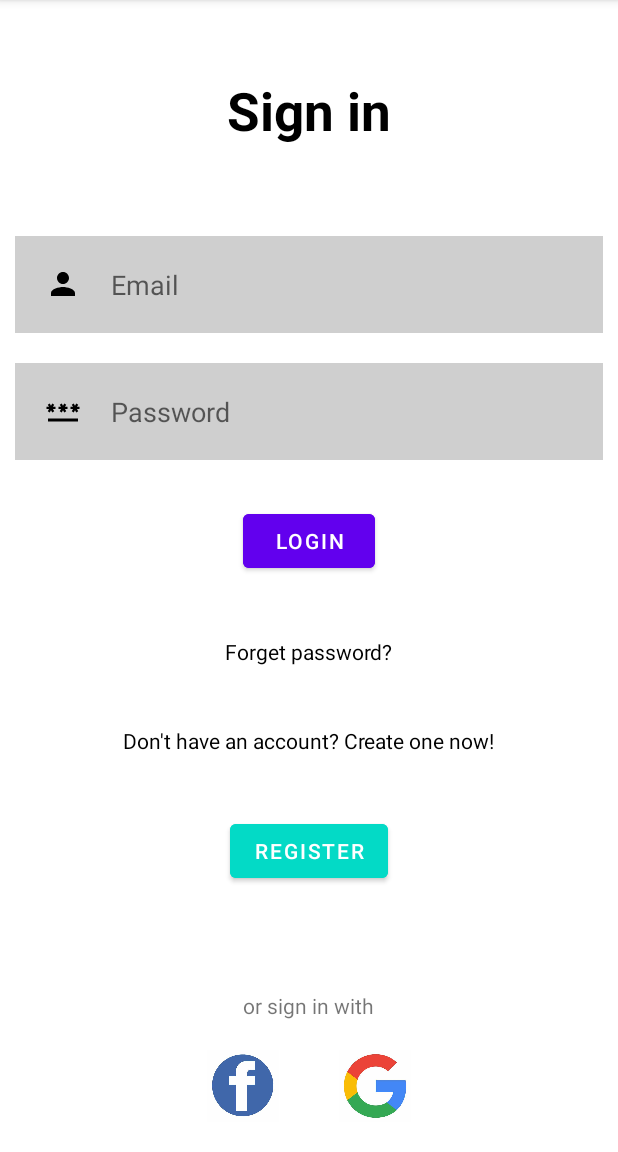
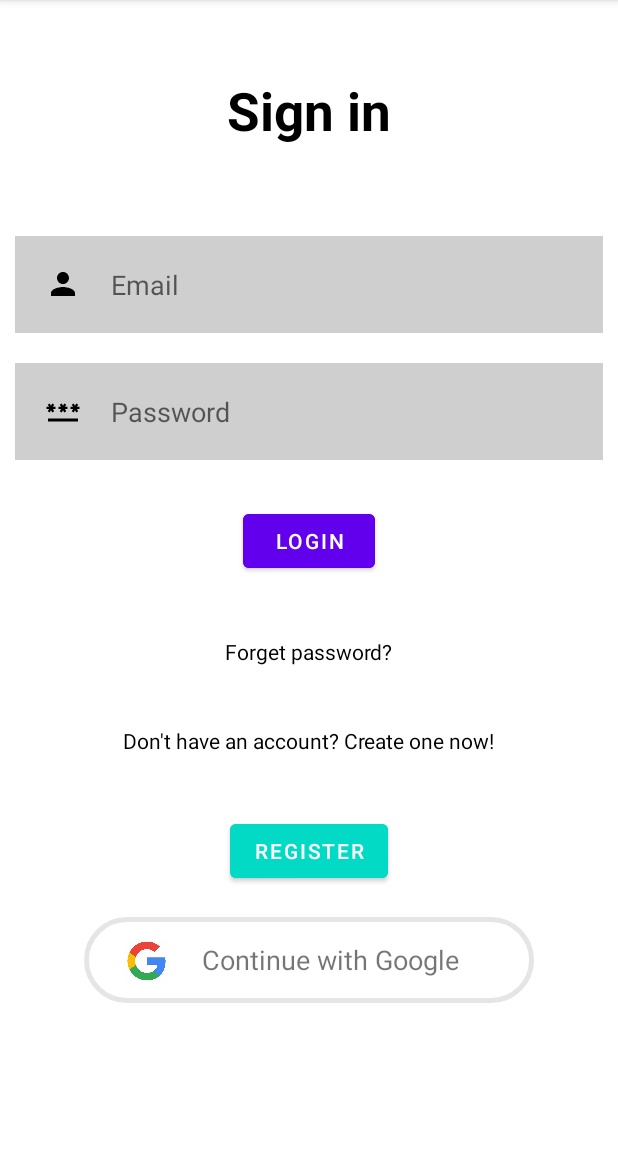
Before and after one commit to alexandravoinea01/FitnessFriend, an Android app: the screen it shows after launch (LoginActivity), on a phone screen of 412 x 824 dp, the part 84-1236 px from its top. Run offline under Robolectric (Android 15) with nearby library versions, the phone set to English and light mode, and no system bars; our stand-ins replace Firebase (no records; nobody signed in at launch, a user with empty details on screens opened directly).

Commit message:
login with google done

```diff
--- a/app/build.gradle
+++ b/app/build.gradle
@@ -34,7 +34,9 @@ dependencies {
     implementation 'androidx.appcompat:appcompat:1.6.1'
     implementation 'com.google.android.material:material:1.8.0'
     implementation 'com.google.firebase:firebase-auth:21.3.0'
+    implementation 'com.google.firebase:firebase-bom:31.5.0'
     implementation 'androidx.constraintlayout:constraintlayout:2.1.4'
+    implementation 'com.google.android.gms:play-services-auth:20.5.0'
     testImplementation 'junit:junit:4.13.2'
     androidTestImplementation 'androidx.test.ext:junit:1.1.5'
     androidTestImplementation 'androidx.test.espresso:espresso-core:3.5.1'
--- a/app/src/main/java/com/example/fitnessfriend/LoginActivity.java
+++ b/app/src/main/java/com/example/fitnessfriend/LoginActivity.java
@@ -5,25 +5,33 @@ import android.os.Bundle;
 import android.text.TextUtils;
 import android.view.View;
 import android.widget.EditText;
+import android.widget.ImageView;
+import android.widget.LinearLayout;
 import android.widget.ProgressBar;
-import android.widget.TextView;
 import android.widget.Toast;
 
-import androidx.annotation.NonNull;
 import androidx.annotation.Nullable;
 import androidx.appcompat.app.AppCompatActivity;
 
-import com.google.android.gms.tasks.OnCompleteListener;
+import com.google.android.gms.auth.api.signin.GoogleSignIn;
+import com.google.android.gms.auth.api.signin.GoogleSignInAccount;
+import com.google.android.gms.auth.api.signin.GoogleSignInClient;
+import com.google.android.gms.auth.api.signin.GoogleSignInOptions;
+import com.google.android.gms.common.api.ApiException;
 import com.google.android.gms.tasks.Task;
 import com.google.android.material.button.MaterialButton;
-import com.google.firebase.auth.AuthResult;
+import com.google.firebase.auth.AuthCredential;
 import com.google.firebase.auth.FirebaseAuth;
+import com.google.firebase.auth.FirebaseUser;
+import com.google.firebase.auth.GoogleAuthProvider;
 
 public class LoginActivity extends AppCompatActivity {
 
     EditText emailText, passwordText;
     MaterialButton loginBtn, registerBtn;
+    LinearLayout googleLoginBtn;
     FirebaseAuth mAuth;
+    GoogleSignInClient client;
     ProgressBar progressBar;
 
     @Override
@@ -37,28 +45,32 @@ public class LoginActivity extends AppCompatActivity {
         passwordText = findViewById(R.id.password);
         loginBtn = findViewById(R.id.loginBtn);
         registerBtn = findViewById(R.id.registerBtn);
+        googleLoginBtn = findViewById(R.id.googleBtn);
         progressBar = findViewById(R.id.progressBar);
 
-        loginBtn.setOnClickListener(new View.OnClickListener() {
-            @Override
-            public void onClick(View v) {
+        GoogleSignInOptions options = new GoogleSignInOptions.Builder(GoogleSignInOptions.DEFAULT_SIGN_IN)
+                .requestIdToken(getString(R.string.default_web_client_id))
+                .requestEmail()
+                .build();
+
+        loginBtn.setOnClickListener(v -> {
             progressBar.setVisibility(View.VISIBLE);
             String email, password;
             email = String.valueOf(emailText.getText());
             password = String.valueOf(passwordText.getText());
             if (TextUtils.isEmpty(email)) {
                 Toast.makeText(LoginActivity.this, "Enter email", Toast.LENGTH_SHORT).show();
+                progressBar.setVisibility(View.GONE);
                 return;
             }
             if (TextUtils.isEmpty(password)) {
                 Toast.makeText(LoginActivity.this, "Enter password", Toast.LENGTH_SHORT).show();
+                progressBar.setVisibility(View.GONE);
                 return;
             }
 
             mAuth.signInWithEmailAndPassword(email, password)
-                        .addOnCompleteListener(new OnCompleteListener<AuthResult>() {
-                            @Override
-                            public void onComplete(@NonNull Task<AuthResult> task) {
+                    .addOnCompleteListener(task -> {
                         progressBar.setVisibility(View.GONE);
                         if (task.isSuccessful()) {
                             Toast.makeText(LoginActivity.this, "Login successful.",
@@ -71,18 +83,57 @@ public class LoginActivity extends AppCompatActivity {
                             Toast.makeText(LoginActivity.this, "Login failed.",
                                     Toast.LENGTH_SHORT).show();
                         }
-                            }
                     });
-            }
         });
 
-        registerBtn.setOnClickListener(new View.OnClickListener() {
-            @Override
-            public void onClick(View v) {
+        registerBtn.setOnClickListener(v -> {
             Intent intent = new Intent(getApplicationContext(), RegisterActivity.class);
             startActivity(intent);
             finish();
+        });
+
+        client = GoogleSignIn.getClient(this, options);
+        googleLoginBtn.setOnClickListener(v -> {
+            progressBar.setVisibility(View.VISIBLE);
+            Intent intent = client.getSignInIntent();
+            startActivityForResult(intent, 1234);
+        });
+    }
+
+    @Override
+    protected void onActivityResult(int requestCode, int resultCode, @Nullable Intent data) {
+        super.onActivityResult(requestCode, resultCode, data);
+        if (requestCode == 1234) {
+            Task<GoogleSignInAccount> task = GoogleSignIn.getSignedInAccountFromIntent(data);
+            try {
+                GoogleSignInAccount account = task.getResult(ApiException.class);
+
+                AuthCredential credential = GoogleAuthProvider.getCredential(account.getIdToken(), null);
+                FirebaseAuth.getInstance().signInWithCredential(credential)
+                        .addOnCompleteListener(task1 -> {
+                            if (task1.isSuccessful()) {
+                                Intent intent = new Intent(getApplicationContext(), HomeActivity.class);
+                                startActivity(intent);
+                            } else {
+                                progressBar.setVisibility(View.GONE);
+                                Toast.makeText(LoginActivity.this, task1.getException().getMessage(), Toast.LENGTH_SHORT).show();
                             }
                         });
+            } catch (ApiException e) {
+                progressBar.setVisibility(View.GONE);
+                e.printStackTrace();
+                Toast.makeText(LoginActivity.this, e.getMessage(), Toast.LENGTH_SHORT).show();
             }
         }
+    }
+
+    @Override
+    protected void onStart() {
+        super.onStart();
+        FirebaseUser user = FirebaseAuth.getInstance().getCurrentUser();
+        if (user != null) {
+            Intent intent = new Intent(this, HomeActivity.class);
+            startActivity(intent);
+        }
+    }
+}
--- a/app/src/main/java/com/example/fitnessfriend/RegisterActivity.java
+++ b/app/src/main/java/com/example/fitnessfriend/RegisterActivity.java
@@ -44,10 +44,12 @@ public class RegisterActivity extends AppCompatActivity {
 
                 if (TextUtils.isEmpty(email)) {
                     Toast.makeText(RegisterActivity.this, "Enter email", Toast.LENGTH_SHORT).show();
+                    progressBar.setVisibility(View.GONE);
                     return;
                 }
                 if (TextUtils.isEmpty(password)) {
                     Toast.makeText(RegisterActivity.this, "Enter password", Toast.LENGTH_SHORT).show();
+                    progressBar.setVisibility(View.GONE);
                     return;
                 }
 
@@ -58,7 +60,7 @@ public class RegisterActivity extends AppCompatActivity {
                                 progressBar.setVisibility(View.GONE);
                                 if (task.isSuccessful()) {
                                     Toast.makeText(RegisterActivity.this, "Account created.",
-                                             Toast.LENGTH_SHORT).show();
+                                            Toast.LENGTH_SHORT).show();
                                     Intent intent = new Intent(getApplicationContext(), HomeActivity.class);
                                     startActivity(intent);
 
--- /dev/null
+++ b/app/src/main/res/drawable/rectangle.xml
@@ -0,0 +1,19 @@
+<?xml version="1.0" encoding="utf-8"?>
+
+<shape xmlns:android="http://schemas.android.com/apk/res/android"
+    android:shape="rectangle">
+    <solid android:color="@android:color/transparent" />
+    <stroke
+        android:width="3dp"
+        android:color="#1A000000" />
+    <padding
+        android:bottom="5dp"
+        android:left="5dp"
+        android:right="5dp"
+        android:top="5dp" />
+    <corners
+        android:bottomLeftRadius="30dp"
+        android:bottomRightRadius="30dp"
+        android:topLeftRadius="30dp"
+        android:topRightRadius="30dp" />
+</shape>
--- a/app/src/main/res/layout/activity_login.xml
+++ b/app/src/main/res/layout/activity_login.xml
@@ -1,5 +1,6 @@
 <?xml version="1.0" encoding="utf-8"?>
 <RelativeLayout xmlns:android="http://schemas.android.com/apk/res/android"
+    xmlns:app="http://schemas.android.com/apk/res-auto"
     android:layout_width="match_parent"
     android:layout_height="match_parent"
     android:orientation="vertical">
@@ -8,45 +9,46 @@
         android:id="@+id/signIn"
         android:layout_width="match_parent"
         android:layout_height="wrap_content"
+        android:layout_margin="50dp"
+        android:gravity="center"
         android:text="@string/sign_in"
         android:textColor="@color/black"
         android:textSize="35sp"
-        android:textStyle="bold"
-        android:layout_margin="50dp"
-        android:gravity="center"/>
+        android:textStyle="bold" />
 
     <EditText
         android:id="@+id/email"
         android:layout_width="match_parent"
         android:layout_height="wrap_content"
         android:layout_below="@id/signIn"
-        android:hint="@string/email"
-        android:textColor="@color/black"
         android:layout_margin="10dp"
-        android:padding="20dp"
         android:background="#30000000"
         android:drawableStart="@drawable/baseline_person_24"
-        android:drawablePadding="20dp"/>
+        android:drawablePadding="20dp"
+        android:hint="@string/email"
+        android:padding="20dp"
+        android:textColor="@color/black" />
 
     <EditText
         android:id="@+id/password"
         android:layout_width="match_parent"
         android:layout_height="wrap_content"
         android:layout_below="@id/email"
-        android:hint="@string/password"
-        android:textColor="@color/black"
         android:layout_margin="10dp"
-        android:padding="20dp"
         android:background="#30000000"
         android:drawableStart="@drawable/baseline_password_24"
         android:drawablePadding="20dp"
-        android:inputType="textPassword"/>
+        android:hint="@string/password"
+        android:inputType="textPassword"
+        android:padding="20dp"
+        android:textColor="@color/black" />
 
     <ProgressBar
+        android:layout_centerHorizontal="true"
+        android:id="@+id/progressBar"
         android:layout_width="wrap_content"
         android:layout_height="wrap_content"
-        android:id="@+id/progressBar"
-        android:visibility="gone"/>
+        android:visibility="gone" />
 
     <com.google.android.material.button.MaterialButton
         android:id="@+id/loginBtn"
@@ -62,24 +64,24 @@
         android:text="@string/login" />
 
     <TextView
+        android:id="@+id/forgetPass"
         android:layout_width="wrap_content"
         android:layout_height="wrap_content"
-        android:id="@+id/forgetPass"
         android:layout_below="@id/loginBtn"
+        android:layout_centerHorizontal="true"
+        android:layout_margin="20dp"
         android:text="@string/forget_password"
-        android:textColor="@color/black"
-        android:layout_centerHorizontal="true"
-        android:layout_margin="20dp"/>
+        android:textColor="@color/black" />
 
     <TextView
+        android:id="@+id/register"
         android:layout_width="wrap_content"
         android:layout_height="wrap_content"
-        android:id="@+id/register"
         android:layout_below="@id/forgetPass"
+        android:layout_centerHorizontal="true"
+        android:layout_margin="20dp"
         android:text="@string/newAccount"
-        android:textColor="@color/black"
-        android:layout_centerHorizontal="true"
-        android:layout_margin="20dp"/>
+        android:textColor="@color/black" />
 
     <com.google.android.material.button.MaterialButton
         android:id="@+id/registerBtn"
@@ -94,31 +96,26 @@
         android:backgroundTint="@color/design_default_color_secondary"
         android:text="@string/register" />
 
-    <TextView
-        android:layout_width="wrap_content"
+    <LinearLayout
+        android:id="@+id/googleBtn"
+        android:layout_width="300dp"
         android:layout_height="wrap_content"
-        android:id="@+id/otherSignin"
-        android:text="@string/or_sign_in_with"
-        android:layout_centerHorizontal="true"
-        android:layout_above="@id/socialIcons"/>
-
-    <LinearLayout
-        android:id="@+id/socialIcons"
-        android:layout_width="match_parent"
-        android:layout_height="wrap_content"
-        android:layout_alignParentBottom="true"
-        android:gravity="center">
-
+        android:layout_below="@id/registerBtn"
+        android:layout_centerInParent="true"
+        android:background="@drawable/rectangle">
         <ImageView
-            android:layout_width="48dp"
+            android:layout_width="34dp"
+            android:layout_height="29dp"
+            android:layout_marginTop="10dp"
+            android:layout_marginStart="20dp"
+            android:layout_marginEnd="20dp"
+            app:srcCompat="@drawable/google" />
+        <TextView
+            android:id="@+id/signInWithGoogle"
+            android:layout_width="wrap_content"
             android:layout_height="48dp"
-            android:layout_margin="20dp"
-            android:src="@drawable/fb"/>
-
-        <ImageView
-            android:layout_width="48dp"
-            android:layout_height="48dp"
-            android:layout_margin="20dp"
-            android:src="@drawable/google"/>
+            android:gravity="center"
+            android:text="@string/sign_in_with_google"
+            android:textSize="18sp"/>
     </LinearLayout>
 </RelativeLayout>
--- a/app/src/main/res/layout/activity_register.xml
+++ b/app/src/main/res/layout/activity_register.xml
@@ -43,6 +43,7 @@
         android:inputType="textPassword"/>
 
     <ProgressBar
+        android:layout_centerHorizontal="true"
         android:layout_width="wrap_content"
         android:layout_height="wrap_content"
         android:id="@+id/progressBar"
--- a/app/src/main/res/values/strings.xml
+++ b/app/src/main/res/values/strings.xml
@@ -14,4 +14,5 @@
     <string name="sign_up">Sign up</string>
     <string name="logout">Logout</string>
     <string name="welcome">Welcome!</string>
+    <string name="sign_in_with_google">Continue with Google</string>
 </resources>
```
Lines whose indentation alone changed are shown as unchanged.
